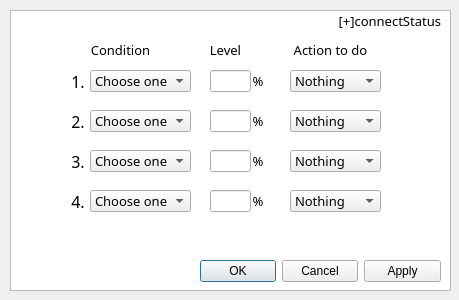
This is 005_qt_pcBatteryOption_test/src/schedule.ui in aben20807/Qt_projects as Qt 5 draws it before an edit. The edited form follows.
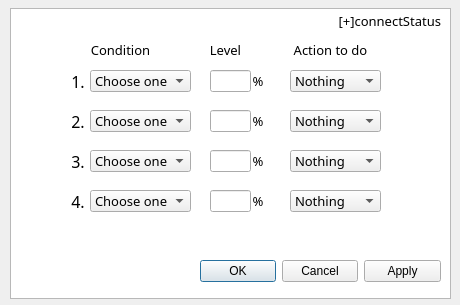
This is the edited form.

```diff
--- a/005_qt_pcBatteryOption_test/src/schedule.ui
+++ b/005_qt_pcBatteryOption_test/src/schedule.ui
@@ -6,8 +6,8 @@
    <rect>
     <x>0</x>
     <y>0</y>
-    <width>459</width>
-    <height>300</height>
+    <width>460</width>
+    <height>305</height>
    </rect>
   </property>
   <property name="windowTitle">
@@ -17,9 +17,9 @@
    <property name="geometry">
     <rect>
      <x>10</x>
-     <y>10</y>
+     <y>8</y>
      <width>441</width>
-     <height>281</height>
+     <height>291</height>
     </rect>
    </property>
    <property name="font">
```
